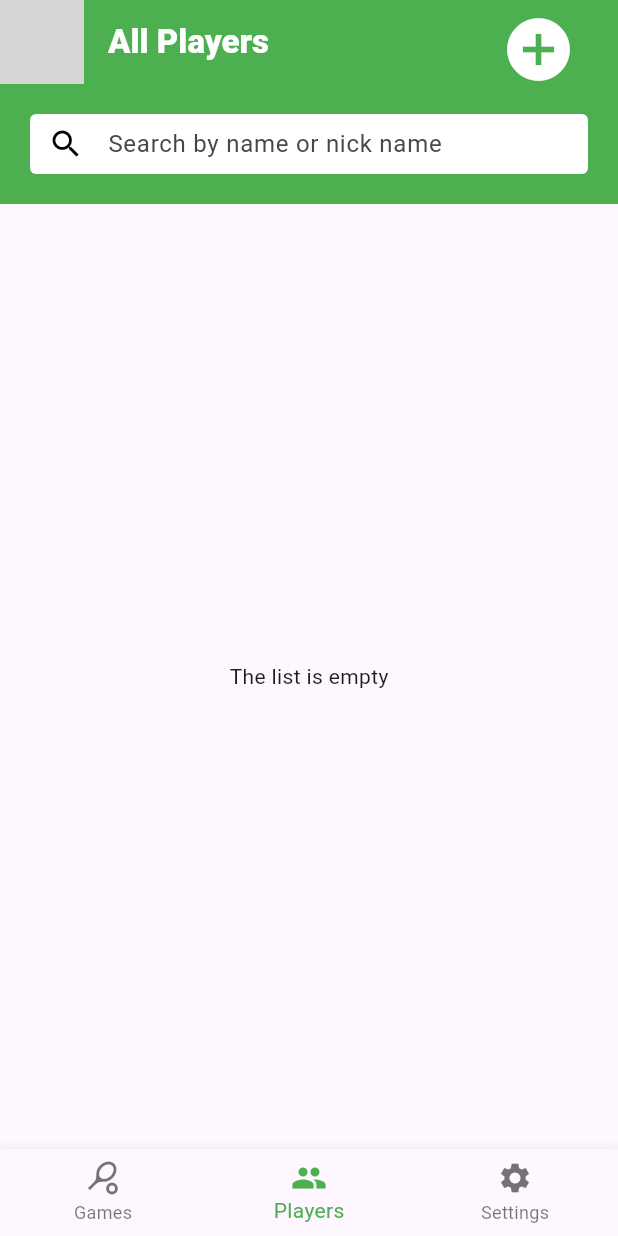
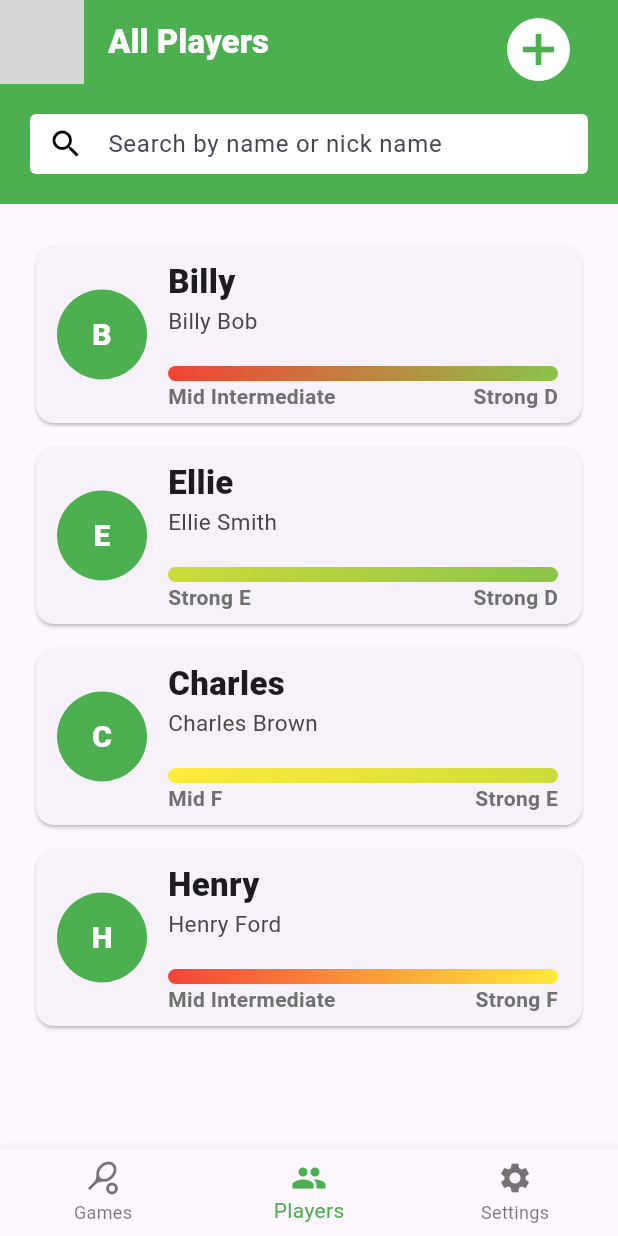
Before and after one commit to SyBorg00/badminton_app, a Flutter app: the screen it shows after launch, item 2 of the bottom bar chosen, on a phone screen of 412 x 824 dp. Run offline on Flutter 3.47's test engine with Material 3 defaults, Android fonts, the phone set to English and light mode, and no system bars; our stand-ins replace shared_preferences; grey boxes are pictures that could not be loaded.

Commit message:
added an example player list immediately

```diff
--- a/lib/home_screen.dart
+++ b/lib/home_screen.dart
@@ -15,7 +15,60 @@ class Home extends StatefulWidget {
 class _HomeState extends State<Home> {
   int _currentIndex = 0;
   final List<Games> _games = [];
-  final List<Players> _players = [];
+  final List<Players> _players = [
+    Players(
+      id: DateTime.now().microsecondsSinceEpoch.toString(),
+      nickName: 'Billy',
+      fullName: 'Billy Bob',
+      mobileNumber: '1234567890',
+      email: 'billy@example.com',
+      address: '123 Main St',
+      remarks: 'Good player',
+      level: PlayerLevel(
+        rank: RankRange(PlayerRank.intermediate, PlayerRank.levelD),
+        strength: StrengthRange(PlayerStrength.mid, PlayerStrength.strong),
+      ),
+    ),
+    Players(
+      id: DateTime.now().microsecondsSinceEpoch.toString(),
+      nickName: 'Ellie',
+      fullName: 'Ellie Smith',
+      mobileNumber: '0987654321',
+      email: 'ellie@example.com',
+      address: '456 Elm St',
+      remarks: 'Excellent player',
+      level: PlayerLevel(
+        rank: RankRange(PlayerRank.levelE, PlayerRank.levelD),
+        strength: StrengthRange(PlayerStrength.strong, PlayerStrength.strong),
+      ),
+    ),
+    Players(
+      id: DateTime.now().microsecondsSinceEpoch.toString(),
+      nickName: 'Charles',
+      fullName: 'Charles Brown',
+      mobileNumber: '1234567890',
+      email: 'charles@example.com',
+      address: '123 Main St',
+      remarks: 'Good player',
+      level: PlayerLevel(
+        rank: RankRange(PlayerRank.levelF, PlayerRank.levelE),
+        strength: StrengthRange(PlayerStrength.mid, PlayerStrength.strong),
+      ),
+    ),
+    Players(
+      id: DateTime.now().microsecondsSinceEpoch.toString(),
+      nickName: 'Henry',
+      fullName: 'Henry Ford',
+      mobileNumber: '1234567890',
+      email: 'henry@example.com',
+      address: '123 Main St',
+      remarks: 'Eh player',
+      level: PlayerLevel(
+        rank: RankRange(PlayerRank.intermediate, PlayerRank.levelF),
+        strength: StrengthRange(PlayerStrength.mid, PlayerStrength.strong),
+      ),
+    ),
+  ];
 
   void _handleAddGame(Games game) {
     setState(() {
```
